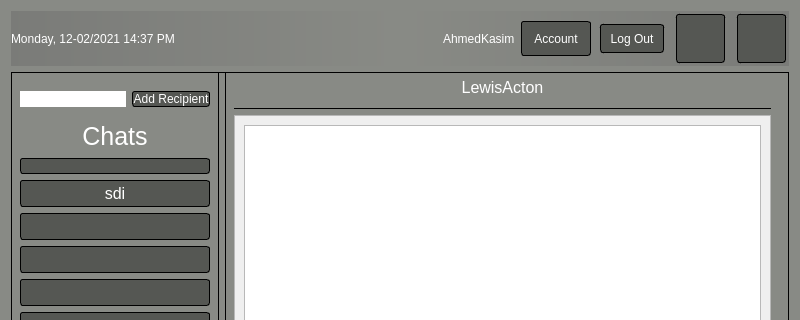
The window that mainhub.ui (AhmedMuktar1/SDIApplicationGroup51) describes before a commit, drawn with Qt 5; both pictures show x 0 to 800 and y 0 to 320 of the 800 by 600 pixel window.
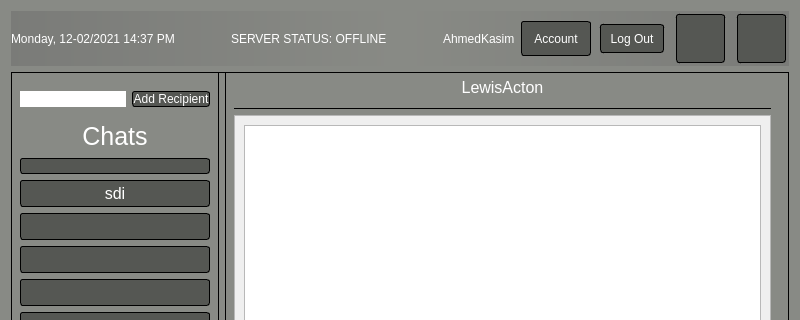
The same window after the commit. Icons and pictures are not drawn.

Commit message: File now ready for server to be added comments left in place where it needs to go

```diff
--- a/mainhub.ui
+++ b/mainhub.ui
@@ -174,6 +174,26 @@
         </property>
        </spacer>
       </item>
+      <item>
+       <widget class="QLabel" name="serverStatus">
+        <property name="text">
+         <string>SERVER STATUS: OFFLINE</string>
+        </property>
+       </widget>
+      </item>
+      <item>
+       <spacer name="horizontalSpacer_2">
+        <property name="orientation">
+         <enum>Qt::Horizontal</enum>
+        </property>
+        <property name="sizeHint" stdset="0">
+         <size>
+          <width>40</width>
+          <height>20</height>
+         </size>
+        </property>
+       </spacer>
+      </item>
       <item>
        <widget class="QLabel" name="userName">
         <property name="text">
```
Left out of the diff: 4 changed lines with no effect on the pictures. The commit also changes 30 other files.
